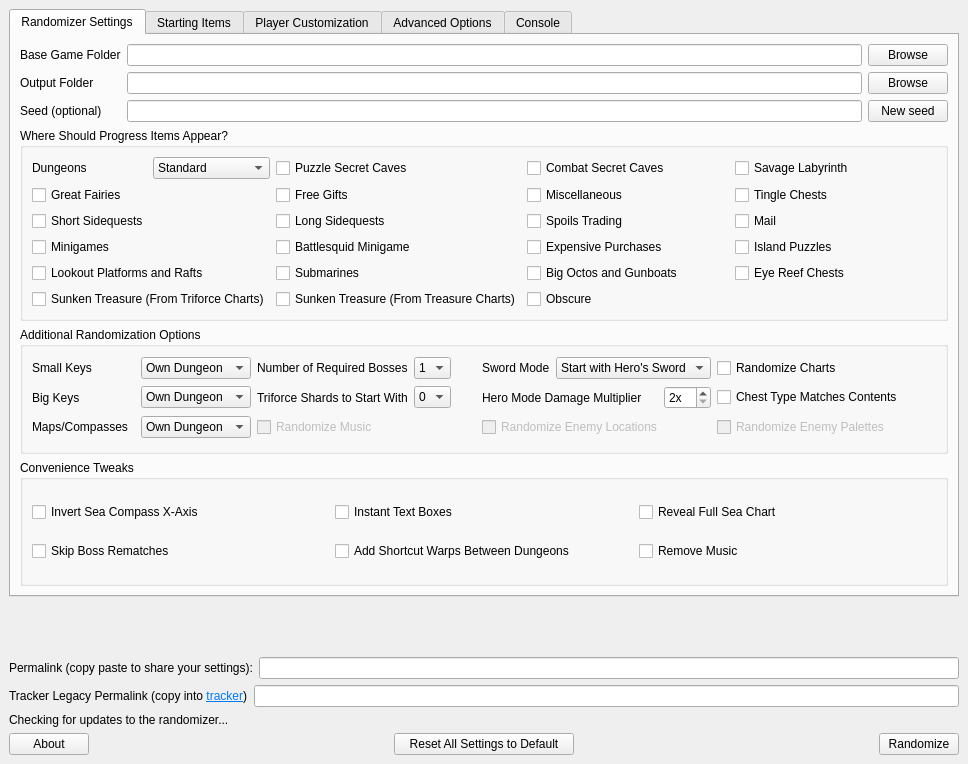
Old version of the form gui/mainwindow.ui in the repository SuperDude88/TWWHD-Randomizer.
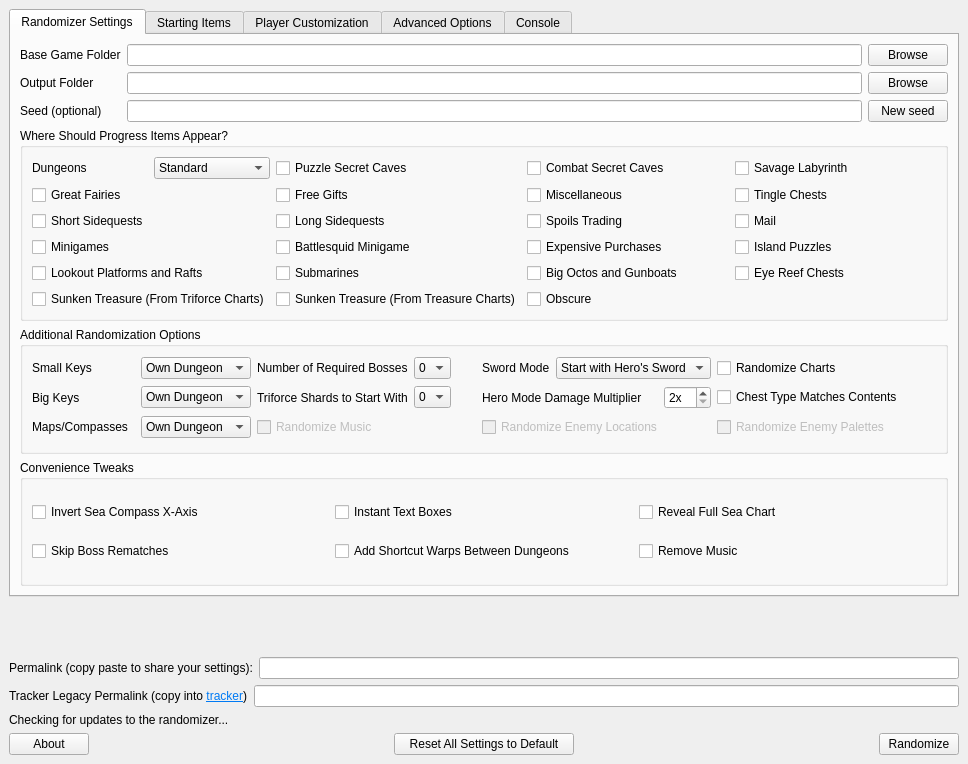
New version of the form.

Diff of the .ui file:
```diff
--- a/gui/mainwindow.ui
+++ b/gui/mainwindow.ui
@@ -27,7 +27,7 @@
        <property name="geometry">
         <rect>
          <x>0</x>
-         <y>-16</y>
+         <y>0</y>
          <width>936</width>
          <height>590</height>
         </rect>
@@ -324,11 +324,6 @@
                      <string>Standard</string>
                     </property>
                    </item>
-                   <item>
-                    <property name="text">
-                     <string>Require Bosses</string>
-                    </property>
-                   </item>
                    <item>
                     <property name="text">
                      <string>Race Mode</string>
@@ -490,6 +485,11 @@
                    <property name="currentIndex">
                     <number>0</number>
                    </property>
+                   <item>
+                    <property name="text">
+                     <string>0</string>
+                    </property>
+                   </item>
                    <item>
                     <property name="text">
                      <string>1</string>
```
